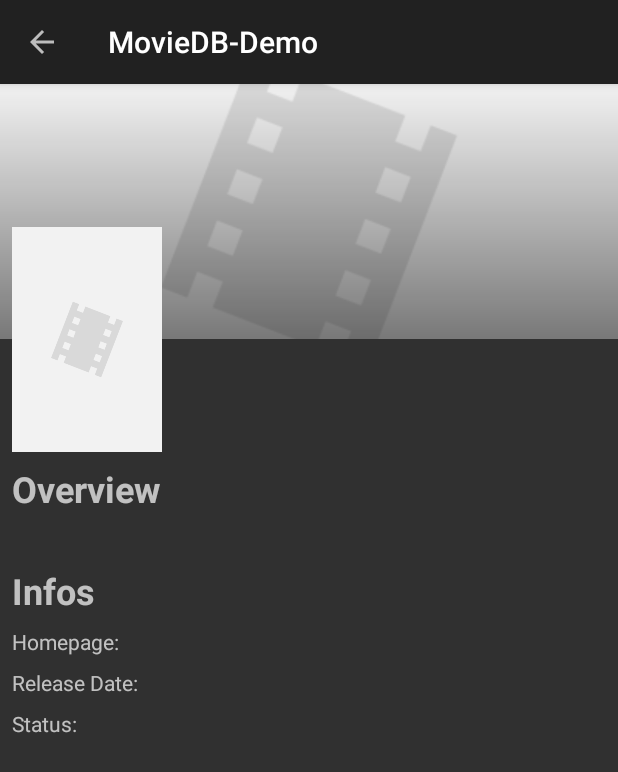
After one commit to Tgo1014/MovieDB-Demo, an Android app: the MovieDetailsActivity screen opened directly, with no data from a screen before it, on a phone screen of 412 x 824 dp. The commit adds this screen. Shown: the top 772 px of the screen. Run offline under Robolectric (Android 15) with nearby library versions, the phone set to English and light mode, and no system bars; network calls fail; pictures from the network do not load; 1 statement that could not run was skipped.

Commit message:
Movie details activity

```diff
--- a/app/build.gradle
+++ b/app/build.gradle
@@ -29,7 +29,7 @@ android {
 dependencies {
     implementation fileTree(dir: 'libs', include: ['*.jar'])
     implementation 'com.android.support:appcompat-v7:27.1.0'
-    implementation 'com.android.support.constraint:constraint-layout:1.0.2'
+    implementation 'com.android.support.constraint:constraint-layout:1.1.0-beta6'
     implementation 'com.android.support:support-v4:27.1.0'
     testImplementation 'junit:junit:4.12'
     androidTestImplementation 'com.android.support.test:runner:1.0.1'
@@ -52,6 +52,6 @@ dependencies {
     implementation 'com.google.code.gson:gson:2.8.2'
 
     //Glide
-   annotationProcessor 'com.github.bumptech.glide:compiler:4.6.1'
+    annotationProcessor 'com.github.bumptech.glide:compiler:4.6.1'
     implementation 'com.github.bumptech.glide:glide:4.6.1'
 }
--- a/app/src/main/AndroidManifest.xml
+++ b/app/src/main/AndroidManifest.xml
@@ -3,7 +3,7 @@
     xmlns:tools="http://schemas.android.com/tools"
     package="tgo1014.moviedb_demo">
 
-    <uses-permission android:name="android.permission.INTERNET"/>
+    <uses-permission android:name="android.permission.INTERNET" />
 
     <application
         android:name=".App"
@@ -17,9 +17,11 @@
         <activity android:name=".ui.MainActivity">
             <intent-filter>
                 <action android:name="android.intent.action.MAIN" />
+
                 <category android:name="android.intent.category.LAUNCHER" />
             </intent-filter>
         </activity>
+        <activity android:name=".ui.MovieDetailsActivity"></activity>
     </application>
 
 </manifest>
--- a/app/src/main/java/tgo1014/moviedb_demo/App.java
+++ b/app/src/main/java/tgo1014/moviedb_demo/App.java
@@ -14,7 +14,7 @@ public class App extends Application {
     @Override
     public void onCreate() {
         super.onCreate();
-        database = Room.databaseBuilder(this, MoviesAppDatabase.class, "movies_app_database.db").build();
+        database = Room.databaseBuilder(this, MoviesAppDatabase.class, "movies_app_database.db").fallbackToDestructiveMigration().build();
         appExecutors = new AppExecutors();
     }
 }
--- a/app/src/main/java/tgo1014/moviedb_demo/network/services/MoviesService.java
+++ b/app/src/main/java/tgo1014/moviedb_demo/network/services/MoviesService.java
@@ -3,6 +3,7 @@ package tgo1014.moviedb_demo.network.services;
 import retrofit2.Call;
 import retrofit2.http.GET;
 import retrofit2.http.Path;
+import tgo1014.moviedb_demo.entities.Movie;
 import tgo1014.moviedb_demo.entities.MovieRequest;
 
 public interface MoviesService {
@@ -11,4 +12,7 @@ public interface MoviesService {
 
     @GET("genre/{genre_id}/movies")
     Call<MovieRequest> getMoviesByGenre(@Path("genre_id") int genre_id);
+
+    @GET("movie/{movie_id}")
+    Call<Movie> getMovieDetails(@Path("movie_id") int movie_id);
 }
--- a/app/src/main/java/tgo1014/moviedb_demo/persistence/MoviesAppDatabase.java
+++ b/app/src/main/java/tgo1014/moviedb_demo/persistence/MoviesAppDatabase.java
@@ -10,7 +10,7 @@ import tgo1014.moviedb_demo.persistence.converters.IntegerListTypeConverter;
 import tgo1014.moviedb_demo.persistence.daos.GenreDao;
 import tgo1014.moviedb_demo.persistence.daos.MoviesDao;
 
-@Database(entities = {Movie.class, Genre.class}, version = 1, exportSchema = false)
+@Database(entities = {Movie.class, Genre.class}, version = 2, exportSchema = false)
 @TypeConverters({IntegerListTypeConverter.class})
 public abstract class MoviesAppDatabase extends RoomDatabase {
     public abstract MoviesDao moviesDao();
--- a/app/src/main/java/tgo1014/moviedb_demo/persistence/daos/MoviesDao.java
+++ b/app/src/main/java/tgo1014/moviedb_demo/persistence/daos/MoviesDao.java
@@ -17,7 +17,7 @@ public interface MoviesDao {
     LiveData<List<Movie>> getAll();
 
     @Query("SELECT * FROM movies WHERE id = :id")
-    LiveData<Movie> getById(String id);
+    LiveData<Movie> getById(int id);
 
     @Query("SELECT * FROM movies WHERE genreIds LIKE :id")
     LiveData<List<Movie>> getByGenreId(String id);
--- a/app/src/main/java/tgo1014/moviedb_demo/repositories/MoviesRepository.java
+++ b/app/src/main/java/tgo1014/moviedb_demo/repositories/MoviesRepository.java
@@ -108,4 +108,46 @@ public class MoviesRepository {
             }
         }.asLiveData();
     }
+
+    public LiveData<Resource<Movie>> getMovieDetails(int movieId) {
+        return new NetworkBoundResource<Movie, Movie>(appExecutors) {
+            @Override
+            protected void saveCallResult(@NonNull Movie item) {
+                moviesDao.insert(item);
+            }
+
+            @Override
+            protected boolean shouldFetch(@Nullable Movie data) {
+                return true;
+            }
+
+            @NonNull
+            @Override
+            protected LiveData<Movie> loadFromDb() {
+                return moviesDao.getById(movieId);
+            }
+
+            @NonNull
+            @Override
+            protected LiveData<ApiResponse<Movie>> createCall() {
+                MediatorLiveData<ApiResponse<Movie>> liveData = new MediatorLiveData<>();
+                RestClient.getInstance().getMovieService().getMovieDetails(movieId).enqueue(new Callback<Movie>() {
+                    @Override
+                    public void onResponse(Call<Movie> call, Response<Movie> response) {
+                        if (response.isSuccessful()) {
+                            liveData.setValue(new ApiResponse<>(response));
+                            return;
+                        }
+                        onFailure(call, new Throwable(response.message()));
+                    }
+
+                    @Override
+                    public void onFailure(Call<Movie> call, Throwable t) {
+                        liveData.setValue(new ApiResponse<>(t));
+                    }
+                });
+                return liveData;
+            }
+        }.asLiveData();
+    }
 }
--- a/app/src/main/java/tgo1014/moviedb_demo/ui/MainActivity.java
+++ b/app/src/main/java/tgo1014/moviedb_demo/ui/MainActivity.java
@@ -76,4 +76,5 @@ public class MainActivity extends AppCompatActivity {
             }
         }
     }
+
 }
--- /dev/null
+++ b/app/src/main/java/tgo1014/moviedb_demo/ui/MovieDetailsActivity.java
@@ -0,0 +1,126 @@
+package tgo1014.moviedb_demo.ui;
+
+import android.arch.lifecycle.ViewModelProviders;
+import android.content.Context;
+import android.content.Intent;
+import android.os.Bundle;
+import android.support.v7.app.AppCompatActivity;
+import android.support.v7.widget.Toolbar;
+import android.text.Html;
+import android.text.method.LinkMovementMethod;
+import android.view.MenuItem;
+import android.widget.ImageView;
+import android.widget.TextView;
+
+import com.bumptech.glide.Glide;
+import com.bumptech.glide.request.RequestOptions;
+
+import tgo1014.moviedb_demo.R;
+import tgo1014.moviedb_demo.entities.Movie;
+import tgo1014.moviedb_demo.network.RestClient;
+import tgo1014.moviedb_demo.viewmodels.MoviesViewModel;
+
+public class MovieDetailsActivity extends AppCompatActivity {
+
+    private static final String MOVIE_ID = "MOVIE_ID";
+    int movieId;
+
+    private MoviesViewModel moviesVM;
+
+    private Toolbar detailActivityToolbar;
+    private TextView detailActivityTvTitle;
+    private TextView detailActivityTvTagline;
+    private ImageView detailActivityIvHeader;
+    private ImageView detailActivityIvPoster;
+    private TextView detailActivityTvOverviewContent;
+    private TextView detailActivityTvHomepageContent;
+    private TextView detailActivityTvReleaseDateContent;
+    private TextView detailActivityTvStatusContent;
+
+    @Override
+    protected void onCreate(Bundle savedInstanceState) {
+        super.onCreate(savedInstanceState);
+        setContentView(R.layout.activity_movie_details);
+
+        Intent intent = this.getIntent();
+        movieId = intent.getIntExtra(MOVIE_ID, 0);
+
+        detailActivityTvTitle = findViewById(R.id.detail_activity_tv_title);
+        detailActivityTvTagline = findViewById(R.id.detail_activity_tv_tagline);
+        detailActivityIvHeader = findViewById(R.id.detail_activity_iv_header);
+        detailActivityIvPoster = findViewById(R.id.detail_activity_iv_poster);
+        detailActivityTvOverviewContent = findViewById(R.id.detail_activity_tv_overview_content);
+        detailActivityTvHomepageContent = findViewById(R.id.detail_activity_tv_homepage_content);
+        detailActivityTvReleaseDateContent = findViewById(R.id.detail_activity_tv_release_date_content);
+        detailActivityTvStatusContent = findViewById(R.id.detail_activity_tv_status_content);
+
+        detailActivityToolbar = findViewById(R.id.detail_activity_toolbar);
+        setSupportActionBar(detailActivityToolbar);
+        getSupportActionBar().setDisplayHomeAsUpEnabled(true);
+
+        moviesVM = ViewModelProviders.of(this).get(MoviesViewModel.class);
+        subscribeToVM(moviesVM);
+
+    }
+
+    @Override
+    public boolean onOptionsItemSelected(MenuItem item) {
+        switch (item.getItemId()) {
+            case android.R.id.home:
+                onBackPressed();
+                return true;
+            default:
+                return (super.onOptionsItemSelected(item));
+        }
+    }
+
+    private void subscribeToVM(MoviesViewModel moviesVM) {
+        moviesVM.getMovieDetail(movieId).observe(this, data -> {
+            if (data != null) {
+                switch (data.status) {
+                    case SUCCESS:
+                        configureFields(data.data);
+                        break;
+                    case ERROR:
+                        break;
+                    case LOADING:
+                        configureFields(data.data);
+                        break;
+                }
+            }
+        });
+    }
+
+    private void configureFields(Movie movie) {
+        if (movie != null) {
+            getSupportActionBar().setTitle(movie.getTitle());
+            detailActivityTvTitle.setText(movie.getTitle());
+            detailActivityTvTagline.setText(movie.getTagline());
+            detailActivityTvOverviewContent.setText(movie.getOverview());
+            detailActivityTvReleaseDateContent.setText(movie.getReleaseDate());
+            detailActivityTvStatusContent.setText(movie.getStatus());
+
+            if (movie.getHomepage() != null) {
+                detailActivityTvHomepageContent.setText(Html.fromHtml("<a href=\"" + movie.getHomepage() + "\">" + movie.getHomepage() + "</a>"));
+                detailActivityTvHomepageContent.setMovementMethod(LinkMovementMethod.getInstance());
+            }
+            if (movie.getHomepage() == null) detailActivityTvHomepageContent.setText("-");
+
+            Glide.with(this)
+                    .load(RestClient.BASE_URL_POSTER_SIZE_342 + movie.getPosterPath())
+                    .apply(new RequestOptions().placeholder(R.drawable.movie_placeholder).centerCrop())
+                    .apply(new RequestOptions().centerCrop())
+                    .into(detailActivityIvHeader);
+            Glide.with(this)
+                    .load(RestClient.BASE_URL_POSTER_SIZE_500 + movie.getPosterPath())
+                    .apply(new RequestOptions().placeholder(R.drawable.movie_placeholder).centerCrop())
+                    .into(detailActivityIvPoster);
+        }
+    }
+
+    public static void start(Context context, int movieId) {
+        Intent intent = new Intent(context, MovieDetailsActivity.class);
+        intent.putExtra(MOVIE_ID, movieId);
+        context.startActivity(intent);
+    }
+}
--- a/app/src/main/java/tgo1014/moviedb_demo/viewmodels/MoviesViewModel.java
+++ b/app/src/main/java/tgo1014/moviedb_demo/viewmodels/MoviesViewModel.java
@@ -29,8 +29,11 @@ public class MoviesViewModel extends ViewModel {
         return moviesRepository.getMoviesByGenre(genreId);
     }
 
+    public LiveData<Resource<Movie>> getMovieDetail(int movieId){
+        return moviesRepository.getMovieDetails(movieId);
+    }
+
     public static class Factory extends ViewModelProvider.NewInstanceFactory {
-
         private int genreId;
 
         public Factory(int genreId) {
--- /dev/null
+++ b/app/src/main/res/drawable/gradient_black_transparent.xml
@@ -0,0 +1,9 @@
+<?xml version="1.0" encoding="utf-8"?>
+<shape xmlns:android="http://schemas.android.com/apk/res/android">
+    <gradient
+        android:startColor="#00000000"
+        android:endColor="#80000000"
+        android:angle="270"
+        android:dither="true"
+        />
+</shape>
--- /dev/null
+++ b/app/src/main/res/layout/activity_movie_details.xml
@@ -0,0 +1,203 @@
+<android.support.design.widget.CoordinatorLayout xmlns:android="http://schemas.android.com/apk/res/android"
+    xmlns:app="http://schemas.android.com/apk/res-auto"
+    xmlns:tools="http://schemas.android.com/tools"
+    android:layout_width="match_parent"
+    android:layout_height="match_parent">
+
+    <android.support.design.widget.AppBarLayout
+        android:layout_width="match_parent"
+        android:layout_height="wrap_content">
+
+        <android.support.v7.widget.Toolbar
+            android:id="@+id/detail_activity_toolbar"
+            android:layout_width="match_parent"
+            android:layout_height="?attr/actionBarSize"
+            android:background="?attr/colorPrimary"
+            tools:title="@tools:sample/lorem" />
+
+    </android.support.design.widget.AppBarLayout>
+
+    <ScrollView
+        android:layout_width="match_parent"
+        android:layout_height="match_parent"
+        android:layout_marginTop="?attr/actionBarSize">
+
+        <android.support.constraint.ConstraintLayout
+            android:layout_width="match_parent"
+            android:layout_height="wrap_content">
+
+            <ImageView
+                android:id="@+id/detail_activity_iv_header"
+                android:layout_width="match_parent"
+                android:layout_height="170dp"
+                android:foreground="@drawable/gradient_black_transparent"
+                android:scaleType="centerCrop"
+                android:src="@drawable/movie_placeholder"
+                app:layout_constraintEnd_toEndOf="parent"
+                app:layout_constraintStart_toStartOf="parent"
+                app:layout_constraintTop_toTopOf="parent" />
+
+            <ImageView
+                android:id="@+id/detail_activity_iv_poster"
+                android:layout_width="0dp"
+                android:layout_height="150dp"
+                android:layout_marginStart="8dp"
+                android:layout_marginLeft="8dp"
+                android:src="@drawable/movie_placeholder"
+                app:layout_constraintBottom_toBottomOf="@+id/detail_activity_iv_header"
+                app:layout_constraintDimensionRatio="w,2:3"
+                app:layout_constraintStart_toStartOf="parent"
+                app:layout_constraintTop_toBottomOf="@+id/detail_activity_iv_header" />
+
+            <TextView
+                android:id="@+id/detail_activity_tv_title"
+                style="@style/Title"
+                android:layout_width="0dp"
+                android:layout_height="wrap_content"
+                android:layout_marginStart="8dp"
+                android:layout_marginEnd="8dp"
+                android:layout_marginBottom="8dp"
+                app:layout_constraintBottom_toBottomOf="@+id/detail_activity_iv_header"
+                app:layout_constraintEnd_toEndOf="parent"
+                app:layout_constraintStart_toEndOf="@+id/detail_activity_iv_poster"
+                tools:text="@tools:sample/lorem" />
+
+            <TextView
+                android:id="@+id/detail_activity_tv_tagline"
+                android:layout_width="0dp"
+                android:layout_height="wrap_content"
+                android:layout_marginStart="8dp"
+                android:layout_marginTop="8dp"
+                android:layout_marginEnd="8dp"
+                android:textSize="16sp"
+                app:layout_constraintEnd_toEndOf="parent"
+                app:layout_constraintStart_toEndOf="@+id/detail_activity_iv_poster"
+                app:layout_constraintTop_toBottomOf="@+id/detail_activity_iv_header"
+                tools:text="@tools:sample/lorem" />
+
+            <TextView
+                android:id="@+id/detail_activity_tv_overview"
+                style="@style/Title"
+                android:layout_width="0dp"
+                android:layout_height="wrap_content"
+                android:layout_marginStart="8dp"
+                android:layout_marginLeft="8dp"
+                android:layout_marginTop="8dp"
+                android:layout_marginEnd="8dp"
+                android:layout_marginRight="8dp"
+                android:text="@string/str_overview"
+                app:layout_constraintEnd_toEndOf="parent"
+                app:layout_constraintStart_toStartOf="parent"
+                app:layout_constraintTop_toBottomOf="@+id/detail_activity_iv_poster" />
+
+            <TextView
+                android:id="@+id/detail_activity_tv_overview_content"
+                android:layout_width="0dp"
+                android:layout_height="wrap_content"
+                android:layout_marginStart="8dp"
+                android:layout_marginLeft="8dp"
+                android:layout_marginTop="8dp"
+                android:layout_marginEnd="8dp"
+                android:layout_marginRight="8dp"
+                app:layout_constraintStart_toStartOf="parent"
+                app:layout_constraintTop_toBottomOf="@+id/detail_activity_tv_overview"
+                tools:text="@tools:sample/lorem" />
+
+            <TextView
+                android:id="@+id/detail_activity_tv_info"
+                style="@style/Title"
+                android:layout_width="0dp"
+                android:layout_height="wrap_content"
+                android:layout_marginStart="8dp"
+                android:layout_marginLeft="8dp"
+                android:layout_marginTop="8dp"
+                android:text="@string/str_infos"
+                app:layout_constraintStart_toStartOf="parent"
+                app:layout_constraintTop_toBottomOf="@+id/detail_activity_tv_overview_content" />
+
+            <TextView
+                android:id="@+id/detail_activity_tv_homepage"
+                android:layout_width="wrap_content"
+                android:layout_height="wrap_content"
+                android:layout_marginStart="8dp"
+                android:layout_marginLeft="8dp"
+                android:layout_marginTop="8dp"
+                android:text="@string/str_homepage"
+                app:layout_constraintStart_toStartOf="parent"
+                app:layout_constraintTop_toBottomOf="@+id/detail_activity_tv_info" />
+
+
+            <TextView
+                android:id="@+id/detail_activity_tv_homepage_content"
+                android:layout_width="0dp"
+                android:layout_height="wrap_content"
+                android:layout_marginStart="8dp"
+                android:layout_marginLeft="8dp"
+                android:layout_marginEnd="8dp"
+                android:layout_marginRight="8dp"
+                app:layout_constraintEnd_toEndOf="parent"
+                app:layout_constraintStart_toEndOf="@+id/detail_activity_barrier"
+                app:layout_constraintTop_toTopOf="@+id/detail_activity_tv_homepage"
+                tools:text="@tools:sample/lorem" />
+
+
+            <TextView
+                android:id="@+id/detail_activity_tv_release_date"
+                android:layout_width="wrap_content"
+                android:layout_height="wrap_content"
+                android:layout_marginStart="8dp"
+                android:layout_marginLeft="8dp"
+                android:layout_marginTop="8dp"
+                android:text="@string/str_release_date"
+                app:layout_constraintStart_toStartOf="parent"
+                app:layout_constraintTop_toBottomOf="@+id/detail_activity_tv_homepage_content" />
+
+
+            <TextView
+                android:id="@+id/detail_activity_tv_release_date_content"
+                android:layout_width="0dp"
+                android:layout_height="wrap_content"
+                android:layout_marginStart="8dp"
+                android:layout_marginLeft="8dp"
+                android:layout_marginEnd="8dp"
+                android:layout_marginRight="8dp"
+                app:layout_constraintEnd_toEndOf="parent"
+                app:layout_constraintStart_toEndOf="@+id/detail_activity_barrier"
+                app:layout_constraintTop_toTopOf="@+id/detail_activity_tv_release_date"
+                tools:text="@tools:sample/date/mmddyy" />
+
+            <TextView
+                android:id="@+id/detail_activity_tv_status"
+                android:layout_width="wrap_content"
+                android:layout_height="wrap_content"
+                android:layout_marginStart="8dp"
+                android:layout_marginLeft="8dp"
+                android:layout_marginTop="8dp"
+                android:text="@string/str_status"
+                app:layout_constraintStart_toStartOf="parent"
+                app:layout_constraintTop_toBottomOf="@+id/detail_activity_tv_release_date_content" />
+
+            <TextView
+                android:id="@+id/detail_activity_tv_status_content"
+                android:layout_width="0dp"
+                android:layout_height="wrap_content"
+                android:layout_marginStart="8dp"
+                android:layout_marginLeft="8dp"
+                android:layout_marginEnd="8dp"
+                android:layout_marginRight="8dp"
+                app:layout_constraintEnd_toEndOf="parent"
+                app:layout_constraintStart_toEndOf="@+id/detail_activity_barrier"
+                app:layout_constraintTop_toTopOf="@+id/detail_activity_tv_status"
+                tools:text="@tools:sample/lorem" />
+
+            <android.support.constraint.Barrier
+                android:id="@+id/detail_activity_barrier"
+                android:layout_width="wrap_content"
+                android:layout_height="wrap_content"
+                app:barrierDirection="right"
+                app:constraint_referenced_ids="detail_activity_tv_homepage,detail_activity_tv_release_date"
+                tools:ignore="MissingConstraints" />
+
+        </android.support.constraint.ConstraintLayout>
+    </ScrollView>
+</android.support.design.widget.CoordinatorLayout>
--- a/app/src/main/res/values/strings.xml
+++ b/app/src/main/res/values/strings.xml
@@ -4,4 +4,9 @@
     <!-- TODO: Remove or change this placeholder text -->
     <string name="hello_blank_fragment">Hello blank fragment</string>
     <string name="str_home">Home</string>
+    <string name="str_overview">Overview</string>
+    <string name="str_infos">Infos</string>
+    <string name="str_homepage">Homepage:</string>
+    <string name="str_release_date">Release Date:</string>
+    <string name="str_status">Status:</string>
 </resources>
--- a/app/src/main/res/values/styles.xml
+++ b/app/src/main/res/values/styles.xml
@@ -6,4 +6,9 @@
         <item name="colorPrimaryDark">@color/colorPrimaryDark</item>
         <item name="colorAccent">@color/colorAccent</item>
     </style>
+
+    <style name="Title">
+        <item name="android:textSize">24sp</item>
+        <item name="android:textStyle">bold</item>
+    </style>
 </resources>
```
Also changed, not shown: app/src/main/java/tgo1014/moviedb_demo/entities/Movie.java (+177 -111 lines), app/src/main/java/tgo1014/moviedb_demo/ui/MovieListFragment.java (+6 -2 lines), app/src/main/java/tgo1014/moviedb_demo/ui/adapters/MovieAdapter.java (+13 -6 lines).
